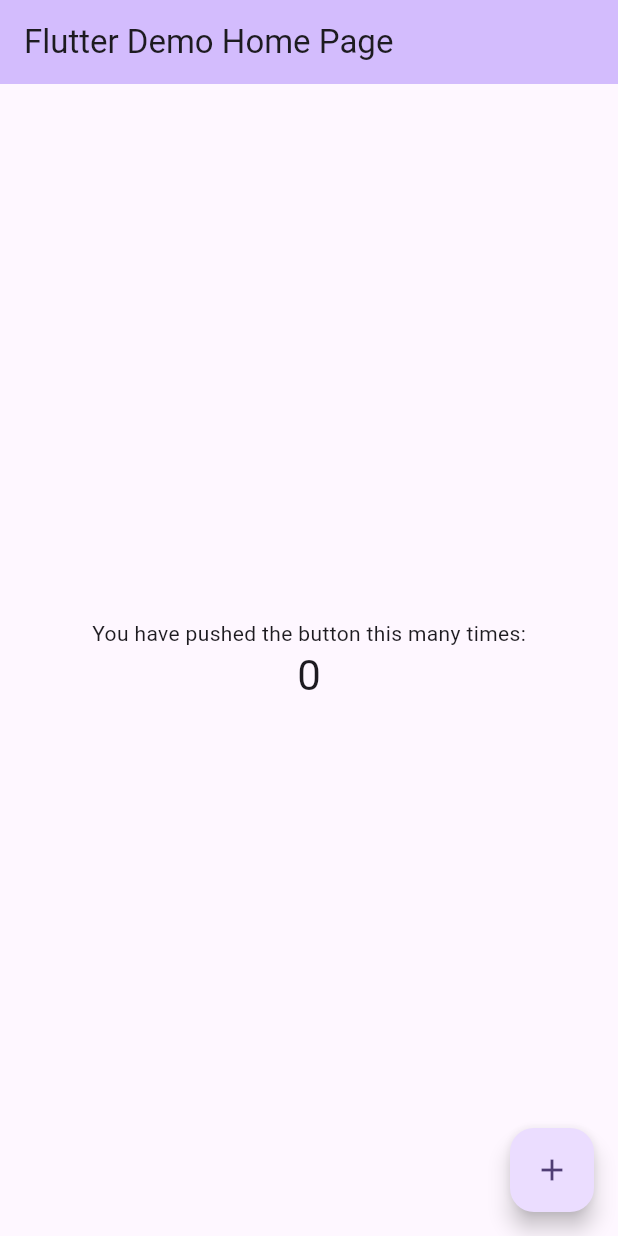
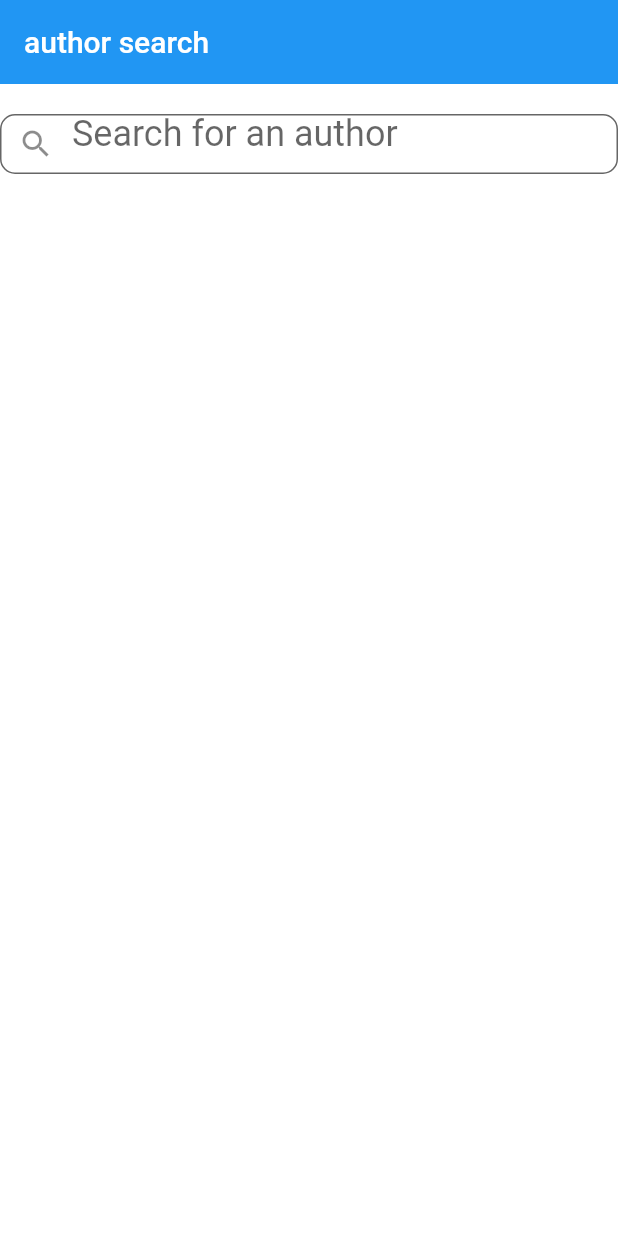
Before and after one commit to Enkar20/author_search_app, a Flutter app: the screen it shows after launch, on a phone screen of 412 x 824 dp. Run offline on Flutter 3.47's test engine with Material 2 defaults, Android fonts, the light colour scheme and no system bars; our stand-ins replace hooks_riverpod; missing offline and left inert: dart:ffi.

Commit message:
End of Challenge unfortunately incomplete

```diff
--- /dev/null
+++ b/lib/api/search_Requests.dart
@@ -0,0 +1,30 @@
+import 'dart:io';
+
+import 'package:author_search_app/model/author_search_model.dart';
+import 'package:author_search_app/util/parser/json_to_author_search.dart';
+import 'package:http/http.dart' as http;
+
+class SearchRequests{
+  String? author;
+
+
+
+
+  get_author(String author) async {
+    var url = Uri.https('openlibrary.org', 'search/authors.json?q=$author');
+    var response = await http.get(url);
+    // print('Response status: ${response.statusCode}');
+    // print('Response body: ${response.body}');
+    print(JsonToAuthorSearch.fromJson(response));
+
+    // AuthorSearchModel authorSearchModel = AuthorSearchModel(JsonToAuthorSearch.fromJson(response) as String);
+
+    return response;
+  }
+
+
+
+
+
+}
+// https://openlibrary.org/search/authors.json?q=j%20k%20rowling
--- a/lib/main.dart
+++ b/lib/main.dart
@@ -1,8 +1,17 @@
+import 'dart:ffi';
+
+import 'package:author_search_app/pages/home_page.dart';
 import 'package:flutter/material.dart';
+import 'package:hooks_riverpod/hooks_riverpod.dart';
+
 
 void main() {
-  runApp(const MyApp());
+  runApp(const ProviderScope(child: MyApp()));
 }
+
+final listStateProvider = StateProvider<List>((ref){
+  return [];
+});
 
 class MyApp extends StatelessWidget {
   const MyApp({super.key});
@@ -11,115 +20,10 @@ class MyApp extends StatelessWidget {
   @override
   Widget build(BuildContext context) {
     return MaterialApp(
-      title: 'Flutter Demo',
-      theme: ThemeData(
-        // This is the theme of your application.
-        //
-        // TRY THIS: Try running your application with "flutter run". You'll see
-        // the application has a blue toolbar. Then, without quitting the app,
-        // try changing the seedColor in the colorScheme below to Colors.green
-        // and then invoke "hot reload" (save your changes or press the "hot
-        // reload" button in a Flutter-supported IDE, or press "r" if you used
-        // the command line to start the app).
-        //
-        // Notice that the counter didn't reset back to zero; the application
-        // state is not lost during the reload. To reset the state, use hot
-        // restart instead.
-        //
-        // This works for code too, not just values: Most code changes can be
-        // tested with just a hot reload.
-        colorScheme: ColorScheme.fromSeed(seedColor: Colors.deepPurple),
-        useMaterial3: true,
-      ),
-      home: const MyHomePage(title: 'Flutter Demo Home Page'),
+      debugShowCheckedModeBanner: false,
+      home: HomePage(),
+      theme: ThemeData(primaryColor: Colors.blue[400],backgroundColor: Colors.white70),
+
     );
   }
 }
-
-class MyHomePage extends StatefulWidget {
-  const MyHomePage({super.key, required this.title});
-
-  // This widget is the home page of your application. It is stateful, meaning
-  // that it has a State object (defined below) that contains fields that affect
-  // how it looks.
-
-  // This class is the configuration for the state. It holds the values (in this
-  // case the title) provided by the parent (in this case the App widget) and
-  // used by the build method of the State. Fields in a Widget subclass are
-  // always marked "final".
-
-  final String title;
-
-  @override
-  State<MyHomePage> createState() => _MyHomePageState();
-}
-
-class _MyHomePageState extends State<MyHomePage> {
-  int _counter = 0;
-
-  void _incrementCounter() {
-    setState(() {
-      // This call to setState tells the Flutter framework that something has
-      // changed in this State, which causes it to rerun the build method below
-      // so that the display can reflect the updated values. If we changed
-      // _counter without calling setState(), then the build method would not be
-      // called again, and so nothing would appear to happen.
-      _counter++;
-    });
-  }
-
-  @override
-  Widget build(BuildContext context) {
-    // This method is rerun every time setState is called, for instance as done
-    // by the _incrementCounter method above.
-    //
-    // The Flutter framework has been optimized to make rerunning build methods
-    // fast, so that you can just rebuild anything that needs updating rather
-    // than having to individually change instances of widgets.
-    return Scaffold(
-      appBar: AppBar(
-        // TRY THIS: Try changing the color here to a specific color (to
-        // Colors.amber, perhaps?) and trigger a hot reload to see the AppBar
-        // change color while the other colors stay the same.
-        backgroundColor: Theme.of(context).colorScheme.inversePrimary,
-        // Here we take the value from the MyHomePage object that was created by
-        // the App.build method, and use it to set our appbar title.
-        title: Text(widget.title),
-      ),
-      body: Center(
-        // Center is a layout widget. It takes a single child and positions it
-        // in the middle of the parent.
-        child: Column(
-          // Column is also a layout widget. It takes a list of children and
-          // arranges them vertically. By default, it sizes itself to fit its
-          // children horizontally, and tries to be as tall as its parent.
-          //
-          // Column has various properties to control how it sizes itself and
-          // how it positions its children. Here we use mainAxisAlignment to
-          // center the children vertically; the main axis here is the vertical
-          // axis because Columns are vertical (the cross axis would be
-          // horizontal).
-          //
-          // TRY THIS: Invoke "debug painting" (choose the "Toggle Debug Paint"
-          // action in the IDE, or press "p" in the console), to see the
-          // wireframe for each widget.
-          mainAxisAlignment: MainAxisAlignment.center,
-          children: <Widget>[
-            const Text(
-              'You have pushed the button this many times:',
-            ),
-            Text(
-              '$_counter',
-              style: Theme.of(context).textTheme.headlineMedium,
-            ),
-          ],
-        ),
-      ),
-      floatingActionButton: FloatingActionButton(
-        onPressed: _incrementCounter,
-        tooltip: 'Increment',
-        child: const Icon(Icons.add),
-      ), // This trailing comma makes auto-formatting nicer for build methods.
-    );
-  }
-}
--- /dev/null
+++ b/lib/model/author_search_model.dart
@@ -0,0 +1,14 @@
+class AuthorSearchModel{
+String name;
+String idKey;
+String birthday;
+String topWork;
+
+  AuthorSearchModel(
+    this.name,
+    this.idKey,
+    this.birthday,
+    this.topWork
+    );
+
+}
--- /dev/null
+++ b/lib/pages/home_page.dart
@@ -0,0 +1,81 @@
+import 'package:author_search_app/api/search_Requests.dart';
+import 'package:flutter/material.dart';
+
+import '../model/author_search_model.dart';
+
+class HomePage extends StatefulWidget{
+  const HomePage({super.key});
+
+  @override
+  State<HomePage> createState() => _HomePageState();
+}
+
+class _HomePageState extends State<HomePage>{
+
+  final _controller = TextEditingController();
+
+  List<AuthorSearchModel> author_search_list = [
+    AuthorSearchModel("J.R.R. Tolkien", "OL26320A", "3 January 1892", "The Hobbit"),
+    AuthorSearchModel("J. K. Rowling", 	"OL23919A", "31 July 1965", "Harry Potter and the Philosopher's Stone")
+  ];
+
+  void updateList(controller){
+    //planned to use api to update list
+    // final SearchRequests searchRequests = SearchRequests();
+    // searchRequests.get_author(_controller.text);
+
+  //  static List usage for Testing
+
+  }
+
+
+  @override
+  Widget build(BuildContext context){
+    return Scaffold(
+      backgroundColor: Colors.white70,
+      appBar: AppBar(
+        title: Text("author search"),
+        elevation: 0,
+      ),
+      body: Container(
+        child: Column(
+          mainAxisAlignment: MainAxisAlignment.start,
+          crossAxisAlignment: CrossAxisAlignment.start,
+          children: [
+            SizedBox(height: 20),
+            SizedBox(
+              height: 40,
+              child: TextField(
+                style: TextStyle(fontSize: 24),
+                decoration: InputDecoration(
+                  filled: true,
+                  fillColor: Colors.white,
+                  border: OutlineInputBorder(
+                    borderRadius: BorderRadius.circular(10),
+
+                  ),
+                  prefixIcon: Icon(Icons.search),
+                  hintText: "Search for an author",
+
+                ),
+                controller: _controller,
+                onSubmitted: (controller) => updateList(_controller),
+              ),
+            ),
+            SizedBox(height: 20),
+            Expanded(child: ListView.builder(
+              itemCount: author_search_list.length,
+              itemBuilder: (context,index) {
+                return ListTile(
+                    // authorSearchModel: author_search_list[index] //Dunno why not work
+                );
+              }
+            ))
+          ],
+
+        ),
+      )
+
+      );
+  }
+}
--- /dev/null
+++ b/lib/util/parser/json_to_author_search.dart
@@ -0,0 +1,28 @@
+
+class JsonToAuthorSearch {
+  String name;
+  String idKey;
+  String birthday;
+  String topWork;
+
+  JsonToAuthorSearch(
+      this.name,
+      this.idKey,
+      this.birthday,
+      this.topWork
+      );
+
+  factory JsonToAuthorSearch.fromJson(dynamic json){
+    return JsonToAuthorSearch(json["docs"][0]["name"]as String ,
+        json["docs"][0]["key"]as String,
+        json["docs"][0]["birth_date"]as String,
+        json["docs"][0]["top_work"]as String
+    );
+  }
+
+  @override
+  String toString(){
+    return '{ ${this.name}, ${this.idKey},${this.birthday}, ${this.topWork} }';
+  }
+
+}
--- a/pubspec.yaml
+++ b/pubspec.yaml
@@ -35,6 +35,9 @@ dependencies:
   # The following adds the Cupertino Icons font to your application.
   # Use with the CupertinoIcons class for iOS style icons.
   cupertino_icons: ^1.0.2
+  flutter_hooks: ^0.18.0
+  hooks_riverpod: ^2.3.7
+  http: ^1.1.0
 
 dev_dependencies:
   flutter_test:
```
Also changed, not shown: lib/Themes/standart_theme.dart (added, +74 -0 lines), lib/model/book_author_model.dart (added, +16 -0 lines), lib/model/work_model.dart (added, +11 -0 lines), lib/util/list_tile.dart (added, +35 -0 lines), lib/util/search_widget.dart (added, +18 -0 lines), pubspec.lock.
